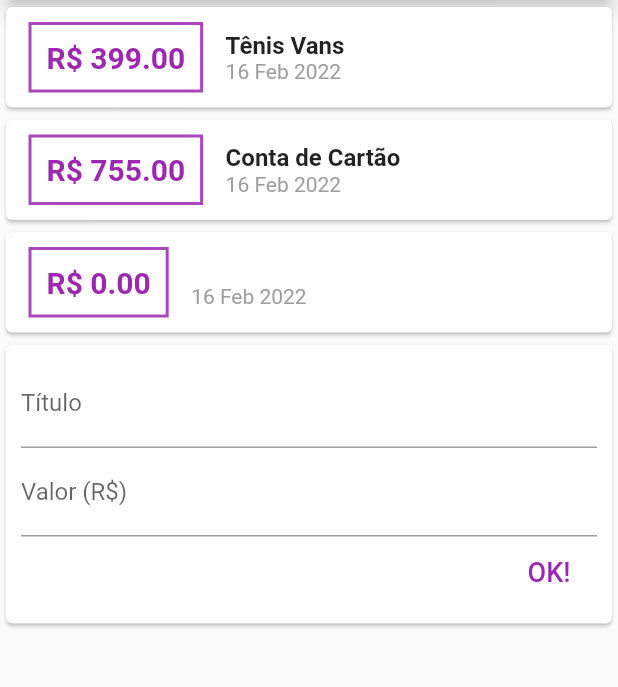
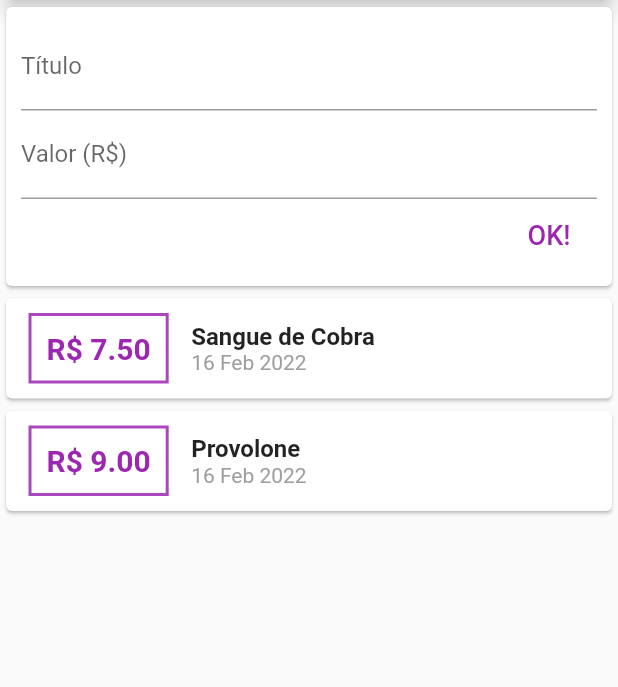
Before and after one commit to emersongin/expenses, a Flutter app: the screen it shows after launch, after a tap on "OK!", on a phone screen of 412 x 824 dp, the part 119-806 px from its top. Run offline on Flutter 3.47's test engine with Material 2 defaults, Android fonts, the phone set to English and light mode, and no system bars.

Commit message:
list view and text number

```diff
--- a/lib/main.dart
+++ b/lib/main.dart
@@ -26,7 +26,8 @@ class MyHomePage extends StatelessWidget {
         appBar: AppBar(
           title: const Text('Despesas Pessoais'),
         ),
-        body: Column(
+        body: SingleChildScrollView(
+          child: Column(
             crossAxisAlignment: CrossAxisAlignment.stretch,
             children: const [
               SizedBox(
@@ -39,6 +40,7 @@ class MyHomePage extends StatelessWidget {
               ),
               TransactionUser(),
             ],
+          ),
         ));
   }
 }
--- a/lib/widgets/transaction_form.dart
+++ b/lib/widgets/transaction_form.dart
@@ -6,6 +6,15 @@ class TransactionForm extends StatelessWidget {
   final void Function(String, double) onSubmit;
 
   TransactionForm({Key? key, required this.onSubmit}) : super(key: key);
+
+  submitForm() {
+    final title = titleController.text;
+    final value = double.tryParse(valueController.text) ?? 0;
+
+    if (title.isEmpty || value <= 0) return;
+
+    onSubmit(title, value);
+  }
 
   @override
   Widget build(BuildContext context) {
@@ -20,6 +29,11 @@ class TransactionForm extends StatelessWidget {
             ),
             TextField(
               controller: valueController,
+              keyboardType:
+                  const TextInputType.numberWithOptions(decimal: true),
+              onSubmitted: (_) {
+                submitForm();
+              },
               decoration: const InputDecoration(labelText: "Valor (R\$)"),
             ),
             Row(
@@ -33,12 +47,7 @@ class TransactionForm extends StatelessWidget {
                       color: Colors.purple,
                     ),
                   ),
-                  onPressed: () {
-                    final title = titleController.text;
-                    final value = double.tryParse(valueController.text) ?? 0;
-
-                    onSubmit(title, value);
-                  },
+                  onPressed: submitForm,
                 ),
               ],
             )
--- a/lib/widgets/transaction_list.dart
+++ b/lib/widgets/transaction_list.dart
@@ -10,9 +10,15 @@ class TransactionList extends StatelessWidget {
 
   @override
   Widget build(BuildContext context) {
-    return Column(
-      children: transactions
-          .map((tr) => Card(
+    return SizedBox(
+      height: 300,
+      child: ListView.builder(
+          itemCount: transactions.length,
+          itemBuilder: (BuildContext context, int index) {
+            final tr = transactions[index];
+
+            return SizedBox(
+              child: Card(
                 child: Row(
                   children: [
                     Container(
@@ -55,8 +61,9 @@ class TransactionList extends StatelessWidget {
                     )
                   ],
                 ),
-              ))
-          .toList(),
+              ),
+            );
+          }),
     );
   }
 }
--- a/lib/widgets/transaction_user.dart
+++ b/lib/widgets/transaction_user.dart
@@ -14,9 +14,8 @@ class TransactionUser extends StatefulWidget {
 class _TransactionUserState extends State<TransactionUser> {
   final List<Transaction> _transactions = [
     Transaction(
-        id: 1, title: 'Tênis Vans', value: 399.00, date: DateTime.now()),
-    Transaction(
-        id: 2, title: 'Conta de Cartão', value: 755, date: DateTime.now()),
+        id: 1, title: 'Sangue de Cobra', value: 7.5, date: DateTime.now()),
+    Transaction(id: 2, title: 'Provolone', value: 9, date: DateTime.now()),
   ];
 
   void _addTransaction(String title, double value) {
@@ -36,8 +35,8 @@ class _TransactionUserState extends State<TransactionUser> {
   Widget build(BuildContext context) {
     return Column(
       children: [
+        TransactionForm(onSubmit: _addTransaction),
         TransactionList(transactions: _transactions),
-        TransactionForm(onSubmit: _addTransaction),
       ],
     );
   }
```
Lines whose indentation alone changed are shown as unchanged.
